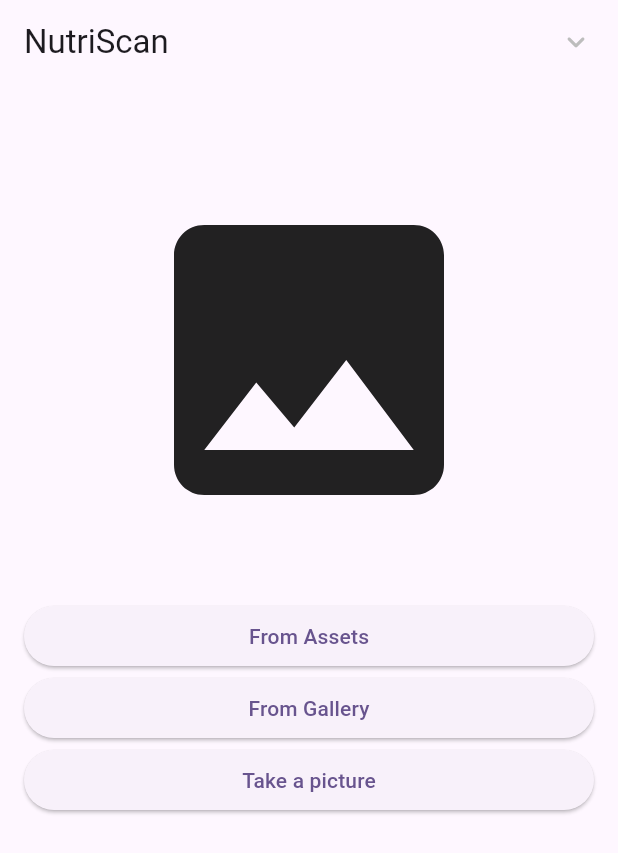
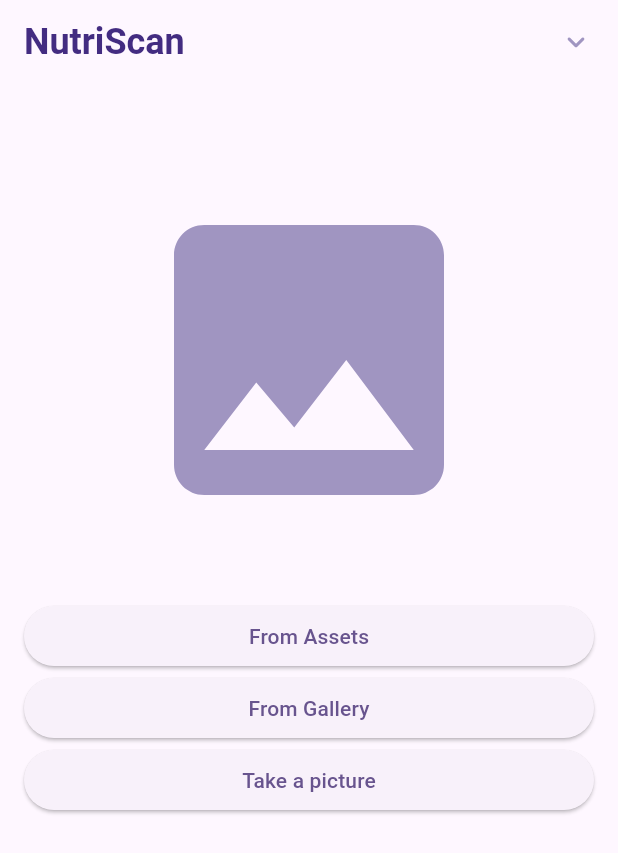
Before and after one commit to areebmomins/nutri_scan, a Flutter app: the screen it shows after launch, on a phone screen of 412 x 824 dp. Shown: the top 853 px of the screen. Run offline on Flutter 3.47's test engine with Material 3 defaults, Android fonts, the phone set to English and light mode, and no system bars; our stand-ins replace camera, image_picker; missing offline and left inert: google_mlkit_commons, google_mlkit_text_recognition.

Commit message:
improve dropdown text

```diff
--- a/lib/home_screen/gallery_view.dart
+++ b/lib/home_screen/gallery_view.dart
@@ -56,7 +56,7 @@ class _GalleryViewState extends State<GalleryView> {
           children: <Widget>[
             _image != null
                 ? Image.file(_image!)
-                : Icon(Icons.image, size: 240),
+                : const Icon(Icons.image, size: 240, color: Color(0xFFA095C1),),
           ],
         ),
       ),
--- a/lib/home_screen/text_detector_view.dart
+++ b/lib/home_screen/text_detector_view.dart
@@ -30,14 +30,22 @@ class _TextRecognizerViewState extends State<TextRecognizerView> {
   @override
   Widget build(BuildContext context) {
     return Scaffold(
+      backgroundColor: Colors.white,
       appBar: AppBar(
-        title: const Text('NutriScan'),
+        title: const Text(
+          'NutriScan',
+          style: TextStyle(
+            color: Color(0xFF432C81),
+            fontSize: 24,
+            fontWeight: FontWeight.bold,
+          ),
+        ),
         actions: [
           Container(
               child: Padding(
-                padding: const EdgeInsets.only(right: 16),
-                child: _buildDropdown(),
-              )),
+            padding: const EdgeInsets.only(right: 16),
+            child: _buildDropdown(),
+          )),
         ],
       ),
       body: Stack(children: [
@@ -55,8 +63,15 @@ class _TextRecognizerViewState extends State<TextRecognizerView> {
 
   Widget _buildDropdown() => DropdownButton<TextRecognitionScript>(
         value: _script,
-        icon: const Icon(Icons.keyboard_arrow_down_rounded),
-        style: const TextStyle(color: Colors.blue),
+        icon: const Icon(
+          Icons.keyboard_arrow_down_rounded,
+          color: Color(0xFFA095C1),
+        ),
+        style: const TextStyle(
+          color: Color(0xFF56428F),
+          fontWeight: FontWeight.w500,
+          fontSize: 16,
+        ),
         underline: Container(height: 0),
         onChanged: (TextRecognitionScript? script) {
           if (script != null) {
@@ -68,11 +83,13 @@ class _TextRecognizerViewState extends State<TextRecognizerView> {
           }
         },
         items: TextRecognitionScript.values
-            .where((script) => script == TextRecognitionScript.latin || script == TextRecognitionScript.devanagiri)
+            .where((script) =>
+                script == TextRecognitionScript.latin ||
+                script == TextRecognitionScript.devanagiri)
             .map<DropdownMenuItem<TextRecognitionScript>>((script) {
           return DropdownMenuItem<TextRecognitionScript>(
             value: script,
-            child: Text(script.name.capitalize()),
+            child: Text(script.getLanguageName()),
           );
         }).toList(),
       );
```
Also changed, not shown: lib/utils/utils.dart (+13 -0 lines).
